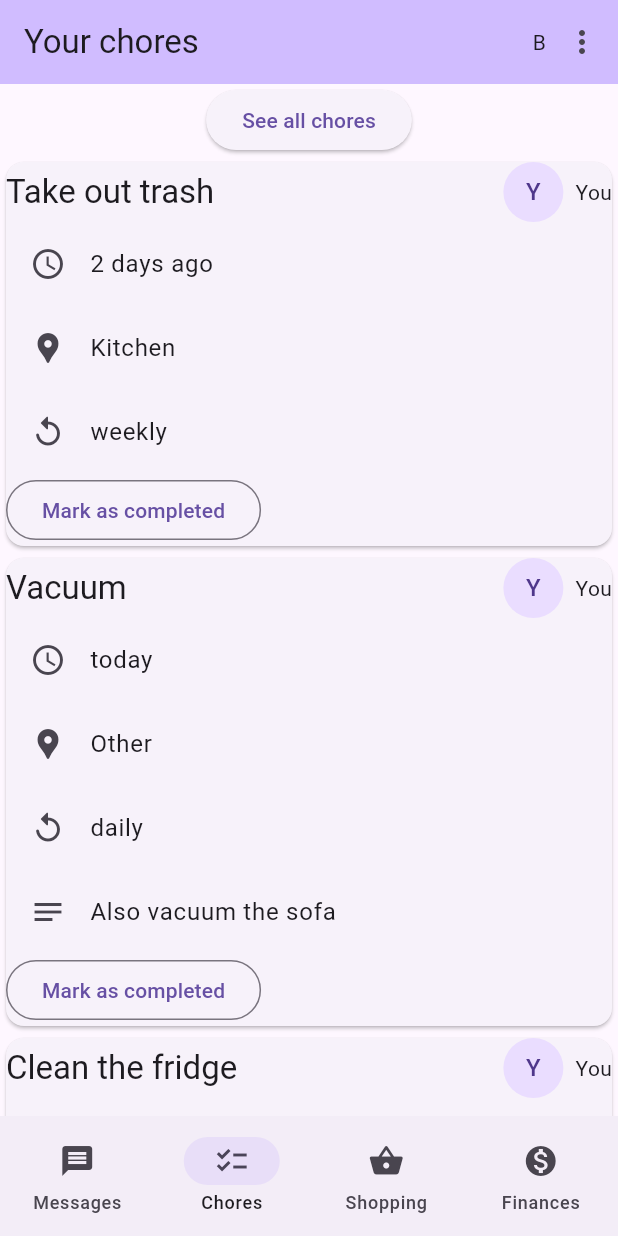
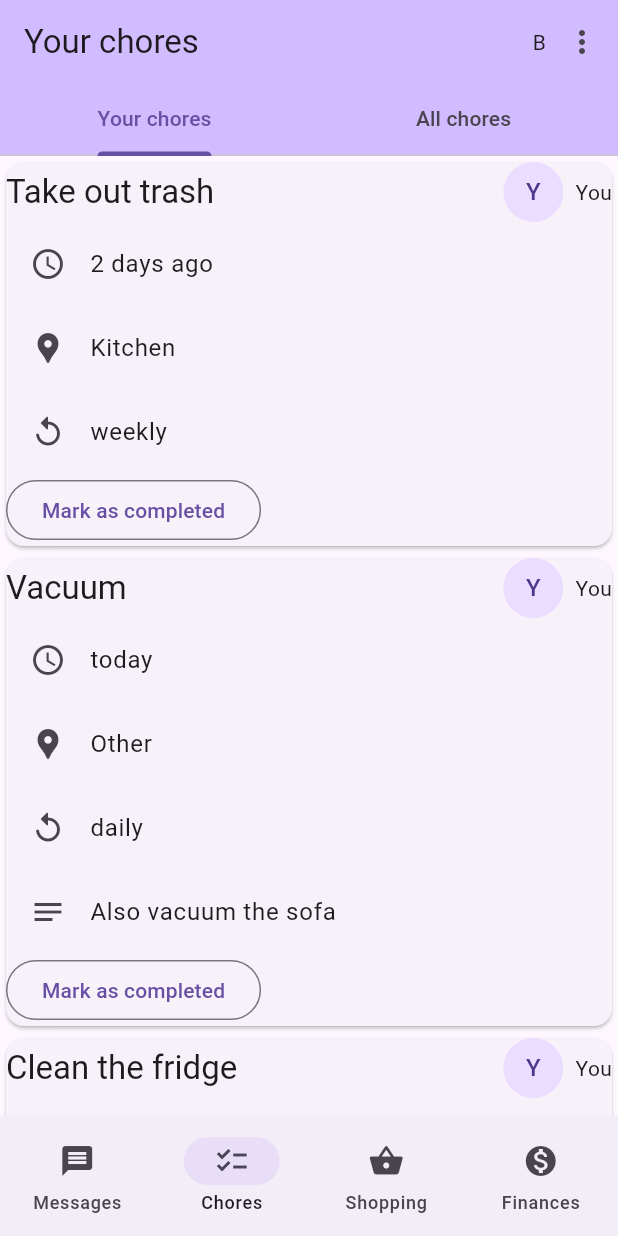
Before and after one commit to duxirosenberg/hci-project-hci2023-group-25, a Flutter app: the screen it shows after launch, on a phone screen of 412 x 824 dp. Run offline on Flutter 3.47's test engine with Material 2 defaults, Android fonts, the phone set to English and light mode, and no system bars.

Commit message:
Switch to TabBar for prototype B

```diff
--- a/code/lib/b.dart
+++ b/code/lib/b.dart
@@ -13,15 +13,26 @@ class B extends StatelessWidget {
 
   @override
   Widget build(BuildContext context) {
-    return Scaffold(
-      appBar: AppBar(
-        backgroundColor: Theme.of(context).colorScheme.inversePrimary,
-        title: const Text("Your chores"),
-        actions: const [Text("B"), TopActionMenu()],
+    return DefaultTabController(
+      length: 2,
+      child: Scaffold(
+        appBar: AppBar(
+          backgroundColor: Theme.of(context).colorScheme.inversePrimary,
+          title: const Text("Your chores"),
+          bottom: const TabBar(tabs: [
+            Tab(text: "Your chores"),
+            Tab(text: "All chores"),
+          ]),
+          actions: const [Text("B"), TopActionMenu()],
+        ),
+        body: TabBarView(
+          children: [
+            PersonalChoreList(chores: data.personalChores),
+            ChoreList(chores: data.chores..sortByDue()),
+          ],
+        ), // only show personal chores
+        bottomNavigationBar: const MyNavigationBar(),
       ),
-      body: PersonalChoreList(
-          chores: data.personalChores), // only show personal chores
-      bottomNavigationBar: const MyNavigationBar(),
     );
   }
 }
@@ -34,28 +45,13 @@ class PersonalChoreList extends StatelessWidget {
   Widget build(BuildContext context) {
     // maybe replace with animated list
     return ListView.builder(
-      itemCount: chores.length + 1,
+      itemCount: chores.length,
       itemBuilder: (context, index) {
-        if (index == 0) {
-          return Column(
-            children: [
-              ElevatedButton(
-                onPressed: () {
-                  Navigator.push(
-                      context,
-                      MaterialPageRoute(
-                        builder: (context) => const AllChoresPage(),
-                      ));
-                },
-                child: const Text("See all chores"),
-              ),
-              if (chores.isEmpty)
-                const Text("Congrats, all your chores are done!"),
-            ],
-          );
+        if (chores.isEmpty) {
+          return const Text("Congrats, all your chores are done!");
         }
 
-        return Card(child: ChoreDetail(chore: chores[index - 1]));
+        return Card(child: ChoreDetail(chore: chores[index]));
       },
     );
   }
```
